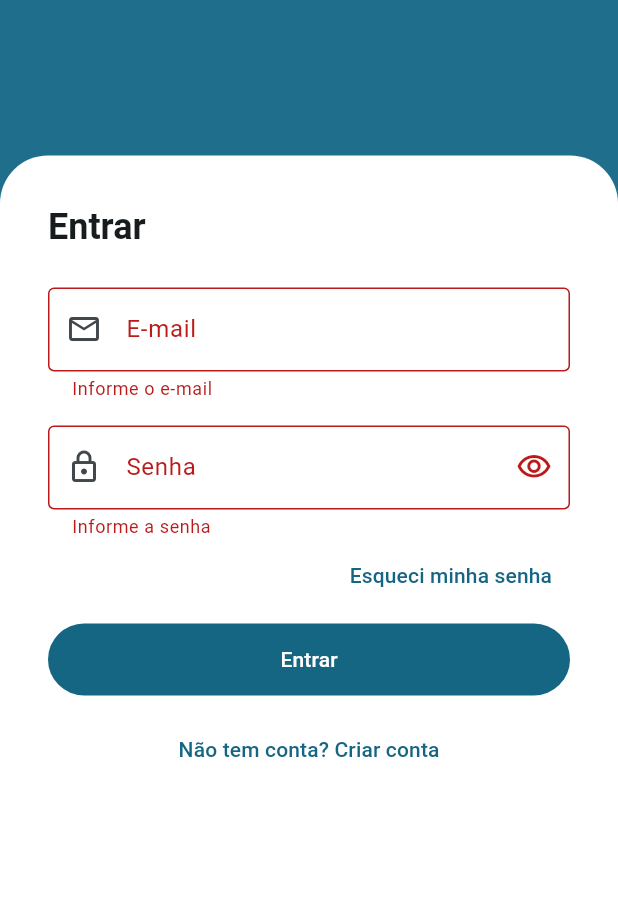
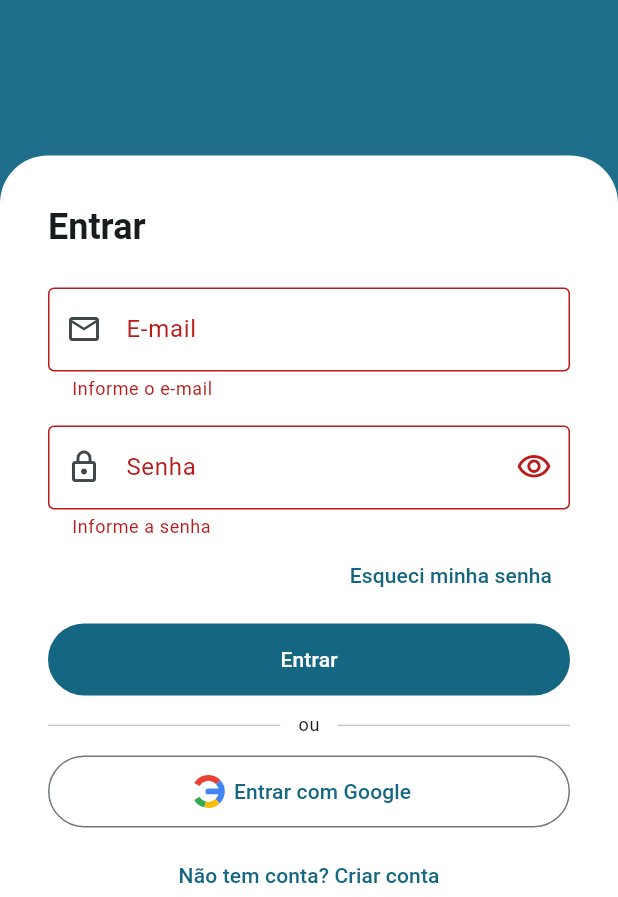
Before and after one commit to exadmax/soyyo, a Flutter app: the screen it shows after launch, after a tap on "Entrar", on a phone screen of 412 x 824 dp, the part 339-1236 px from its top. Run offline on Flutter 3.47's test engine with Material 3 defaults, Android fonts, the phone set to English and light mode, and no system bars; our stand-ins replace cloud_firestore, firebase_auth, firebase_core, firebase_storage, flutter_local_notifications, google_sign_in and 3 more; missing offline and left inert: firebase_app_check; accounts and stored records are empty; generated files the repository leaves out were written again.

Commit message:
feat: adiciona login com Google
- AuthService.signInWithGoogle() via google_sign_in + GoogleAuthProvider
- AuthService.signOut() também faz signOut no GoogleSignIn
- LoginPage: botão "Entrar com Google" com ícone colorido e estado de loading
- Divisor "ou" entre formulário e botão Google
- Trata account-exists-with-different-credential no errorMessage

Co-Authored-By: Claude Sonnet 4.6 <noreply@anthropic.com>

```diff
--- a/lib/features/auth/domain/auth_service.dart
+++ b/lib/features/auth/domain/auth_service.dart
@@ -1,9 +1,13 @@
 import 'package:firebase_auth/firebase_auth.dart';
+import 'package:google_sign_in/google_sign_in.dart';
 
 class AuthService {
-  AuthService({FirebaseAuth? auth}) : _auth = auth ?? FirebaseAuth.instance;
+  AuthService({FirebaseAuth? auth, GoogleSignIn? googleSignIn})
+      : _auth = auth ?? FirebaseAuth.instance,
+        _googleSignIn = googleSignIn ?? GoogleSignIn();
 
   final FirebaseAuth _auth;
+  final GoogleSignIn _googleSignIn;
 
   Stream<User?> authStateChanges() => _auth.authStateChanges();
 
@@ -25,11 +29,23 @@ class AuthService {
     await credential.user?.updateDisplayName(name.trim());
   }
 
+  Future<UserCredential?> signInWithGoogle() async {
+    final googleUser = await _googleSignIn.signIn();
+    if (googleUser == null) return null; // usuário cancelou
+
+    final googleAuth = await googleUser.authentication;
+    final credential = GoogleAuthProvider.credential(
+      accessToken: googleAuth.accessToken,
+      idToken: googleAuth.idToken,
+    );
+    return _auth.signInWithCredential(credential);
+  }
+
   Future<void> signOut() async {
+    await _googleSignIn.signOut();
     await _auth.signOut();
   }
 
-  /// Human-readable Portuguese message for FirebaseAuthException codes.
   static String errorMessage(FirebaseAuthException e) {
     switch (e.code) {
       case 'user-not-found':
@@ -45,6 +61,8 @@ class AuthService {
         return 'Endereço de e-mail inválido.';
       case 'too-many-requests':
         return 'Muitas tentativas. Tente novamente mais tarde.';
+      case 'account-exists-with-different-credential':
+        return 'Já existe uma conta com este e-mail usando outro método de login.';
       default:
         return e.message ?? 'Erro de autenticação.';
     }
--- a/lib/features/auth/presentation/login_page.dart
+++ b/lib/features/auth/presentation/login_page.dart
@@ -20,6 +20,7 @@ class _LoginPageState extends State<LoginPage> {
 
   bool _isLogin = true;
   bool _isLoading = false;
+  bool _isGoogleLoading = false;
   bool _obscurePassword = true;
   bool _obscureConfirm = true;
 
@@ -65,6 +66,23 @@ class _LoginPageState extends State<LoginPage> {
       }
     } finally {
       if (mounted) setState(() => _isLoading = false);
+    }
+  }
+
+  Future<void> _signInWithGoogle() async {
+    setState(() => _isGoogleLoading = true);
+    try {
+      await _authService.signInWithGoogle();
+    } on FirebaseAuthException catch (e) {
+      if (mounted) {
+        ScaffoldMessenger.of(context).showSnackBar(
+          SnackBar(content: Text(AuthService.errorMessage(e))),
+        );
+      }
+    } catch (_) {
+      // usuário cancelou o popup do Google
+    } finally {
+      if (mounted) setState(() => _isGoogleLoading = false);
     }
   }
 
@@ -344,6 +362,41 @@ class _LoginPageState extends State<LoginPage> {
 
                       const SizedBox(height: 12),
 
+                      // Divisor "ou"
+                      Row(
+                        children: [
+                          const Expanded(child: Divider()),
+                          Padding(
+                            padding: const EdgeInsets.symmetric(horizontal: 12),
+                            child: Text(
+                              'ou',
+                              style: Theme.of(context).textTheme.bodySmall,
+                            ),
+                          ),
+                          const Expanded(child: Divider()),
+                        ],
+                      ),
+
+                      const SizedBox(height: 12),
+
+                      // Botão Google
+                      OutlinedButton.icon(
+                        onPressed: (_isLoading || _isGoogleLoading) ? null : _signInWithGoogle,
+                        style: OutlinedButton.styleFrom(
+                          minimumSize: const Size.fromHeight(48),
+                        ),
+                        icon: _isGoogleLoading
+                            ? const SizedBox(
+                                width: 18,
+                                height: 18,
+                                child: CircularProgressIndicator(strokeWidth: 2),
+                              )
+                            : const _GoogleIcon(),
+                        label: const Text('Entrar com Google'),
+                      ),
+
+                      const SizedBox(height: 8),
+
                       TextButton(
                         onPressed: _isLoading ? null : _toggleMode,
                         child: Text(
@@ -364,6 +417,63 @@ class _LoginPageState extends State<LoginPage> {
   }
 }
 
+class _GoogleIcon extends StatelessWidget {
+  const _GoogleIcon();
+
+  @override
+  Widget build(BuildContext context) {
+    return const _GoogleLogoPainter();
+  }
+}
+
+class _GoogleLogoPainter extends StatelessWidget {
+  const _GoogleLogoPainter();
+
+  @override
+  Widget build(BuildContext context) {
+    return CustomPaint(
+      size: const Size(18, 18),
+      painter: _GooglePainter(),
+    );
+  }
+}
+
+class _GooglePainter extends CustomPainter {
+  @override
+  void paint(Canvas canvas, Size size) {
+    final w = size.width;
+    final h = size.height;
+
+    final red = Paint()..color = const Color(0xFFEA4335);
+    final blue = Paint()..color = const Color(0xFF4285F4);
+    final yellow = Paint()..color = const Color(0xFFFBBC05);
+    final green = Paint()..color = const Color(0xFF34A853);
+
+    // Arco vermelho (topo-esquerda)
+    canvas.drawArc(Rect.fromLTWH(0, 0, w, h), -2.6, 1.85, false, red..strokeWidth = w * 0.22..style = PaintingStyle.stroke);
+    // Arco azul (direita)
+    canvas.drawArc(Rect.fromLTWH(0, 0, w, h), -0.75, 1.57, false, blue..strokeWidth = w * 0.22..style = PaintingStyle.stroke);
+    // Arco amarelo (baixo)
+    canvas.drawArc(Rect.fromLTWH(0, 0, w, h), 0.82, 1.0, false, yellow..strokeWidth = w * 0.22..style = PaintingStyle.stroke);
+    // Arco verde (baixo-esquerda)
+    canvas.drawArc(Rect.fromLTWH(0, 0, w, h), 1.82, 0.78, false, green..strokeWidth = w * 0.22..style = PaintingStyle.stroke);
+
+    // Barra horizontal azul do "G"
+    final barPaint = Paint()
+      ..color = const Color(0xFF4285F4)
+      ..strokeWidth = h * 0.22
+      ..strokeCap = StrokeCap.round;
+    canvas.drawLine(
+      Offset(w * 0.5, h * 0.5),
+      Offset(w * 0.95, h * 0.5),
+      barPaint,
+    );
+  }
+
+  @override
+  bool shouldRepaint(_GooglePainter old) => false;
+}
+
 class _FullCirclePainter extends CustomPainter {
   @override
   void paint(Canvas canvas, Size size) {
--- a/pubspec.yaml
+++ b/pubspec.yaml
@@ -13,6 +13,7 @@ dependencies:
   firebase_core: ^3.6.0
   firebase_auth: ^5.3.1
   firebase_app_check: ^0.3.1
+  google_sign_in: ^6.2.1
   cloud_firestore: ^5.4.4
   firebase_storage: ^12.3.3
   image_picker: ^1.1.2
```
Also changed, not shown: pubspec.lock.
